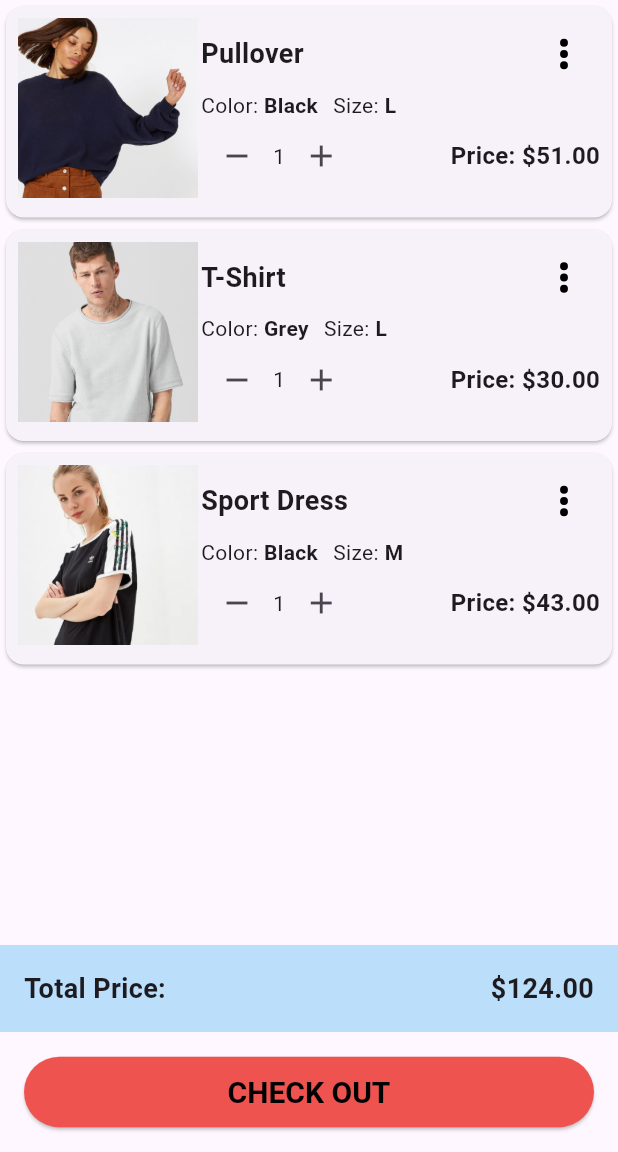
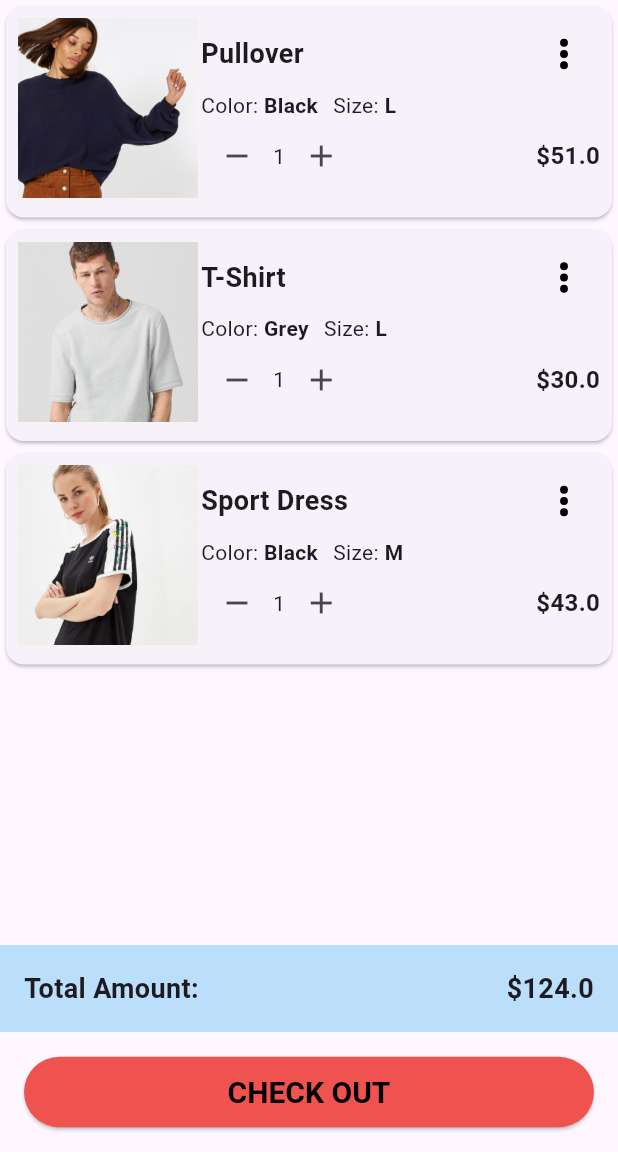
Before and after one commit to littleboyaba/My-Bag-Cart-Assignment, a Flutter app: the screen it shows after launch, on a phone screen of 412 x 824 dp, the part 84-1236 px from its top. Run offline on Flutter 3.47's test engine with Material 3 defaults, Android fonts, the phone set to English and light mode, and no system bars; our stand-ins replace flutter_svg.

Commit message:
modified code little bit.

```diff
--- a/lib/product_card.dart
+++ b/lib/product_card.dart
@@ -151,7 +151,7 @@ class ProductCardState extends State<ProductCard> {
                                       const Spacer(),
                                       // ===================== Item Price Start =================
                                       Text(
-                                        'Price: \$${(widget.quantity * widget.unitPrice).toStringAsFixed(2)}',
+                                        '\$${(widget.quantity * widget.unitPrice)}',
                                         style: const TextStyle(
                                           fontSize: 16,
                                           fontWeight: FontWeight.bold,
@@ -198,11 +198,11 @@ class TotalPriceRow extends StatelessWidget {
         mainAxisAlignment: MainAxisAlignment.spaceBetween,
         children: [
           const Text(
-            'Total Price:',
+            'Total Amount:',
             style: TextStyle(fontSize: 18, fontWeight: FontWeight.bold),
           ),
           Text(
-            '\$${totalPrice.toStringAsFixed(2)}',
+            '\$$totalPrice',
             style: const TextStyle(fontSize: 18, fontWeight: FontWeight.bold),
           ),
         ],
```
